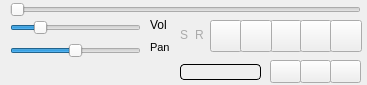
greevex/bassplayer, file mainwindow.ui: the form before one commit.
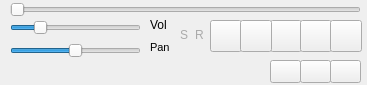
The form after the commit. Icons and pictures are not drawn.

Diff of the .ui file:
```diff
--- a/mainwindow.ui
+++ b/mainwindow.ui
@@ -140,7 +140,7 @@
      </rect>
     </property>
     <property name="styleSheet">
-     <string notr="true">border-radius:4px;border:1px solid #000;</string>
+     <string notr="true"/>
     </property>
     <property name="text">
      <string/>
```
